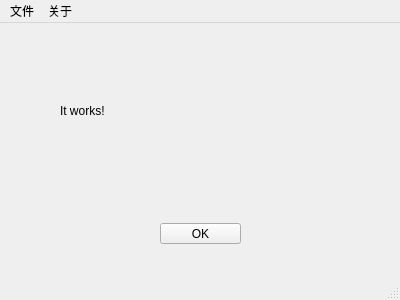
Before: the Qt Designer form Main/mainwindow.ui in fhh200000/QuellGen, drawn with Qt 5.
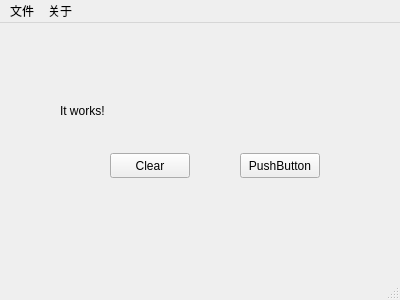
After: the same form once the commit is applied.

Patch:
```diff
--- a/Main/mainwindow.ui
+++ b/Main/mainwindow.ui
@@ -27,17 +27,33 @@
      <string>It works!</string>
     </property>
    </widget>
+   <widget class="QPushButton" name="pushButton_2">
+    <property name="geometry">
+     <rect>
+      <x>110</x>
+      <y>130</y>
+      <width>80</width>
+      <height>25</height>
+     </rect>
+    </property>
+    <property name="text">
+     <string>Clear</string>
+    </property>
+   </widget>
    <widget class="QPushButton" name="pushButton">
+    <property name="enabled">
+     <bool>true</bool>
+    </property>
     <property name="geometry">
      <rect>
-      <x>160</x>
-      <y>200</y>
-      <width>81</width>
-      <height>21</height>
+      <x>240</x>
+      <y>130</y>
+      <width>80</width>
+      <height>25</height>
      </rect>
     </property>
     <property name="text">
-     <string>OK</string>
+     <string>PushButton</string>
     </property>
    </widget>
   </widget>
```
Left out of the diff: 22 changed lines with no effect on the pictures.
